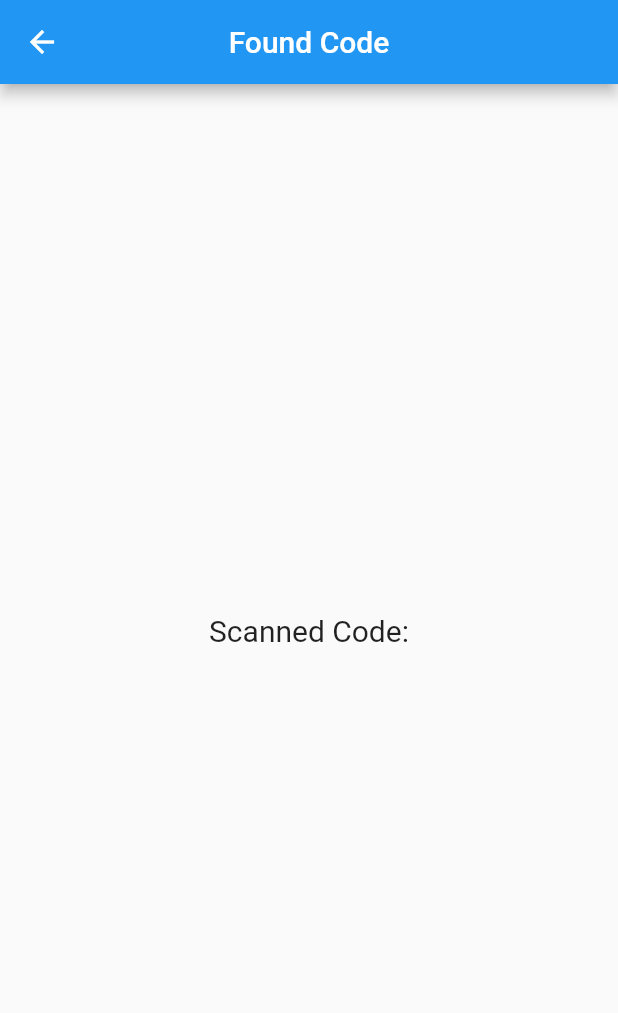
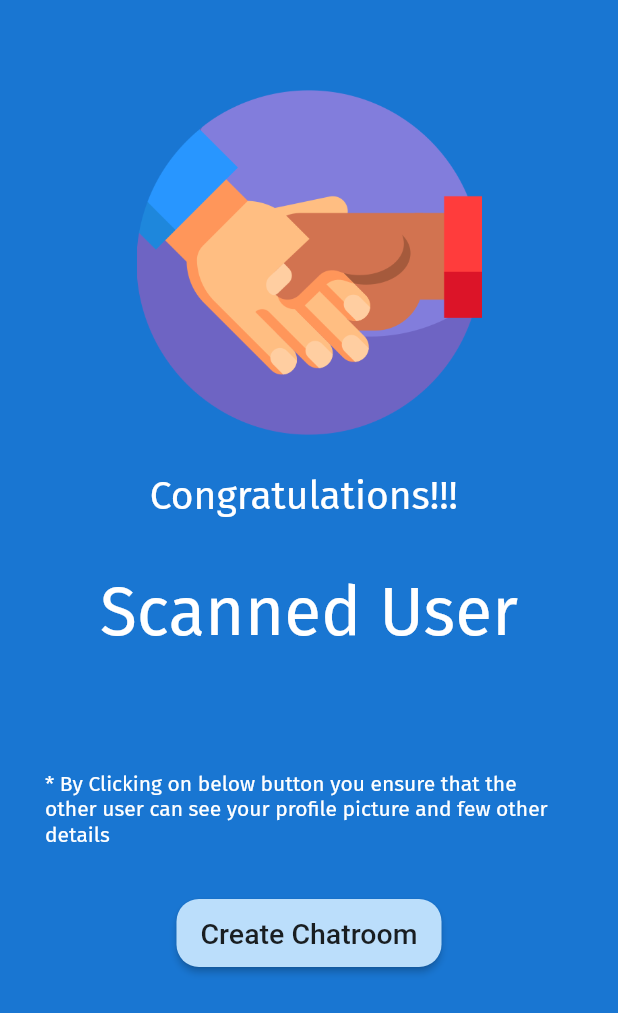
Before and after one commit to kaizer111/chattingapp, a Flutter app: the FoundCodeScreen screen opened directly with empty values, on a phone screen of 412 x 824 dp. Shown: the top 1013 px of the screen. Run offline on Flutter 3.47's test engine with Material 2 defaults, Android fonts, the phone set to English and light mode, and no system bars; our stand-ins replace confetti, firebase_auth, firebase_core, qr_flutter, shared_preferences; missing offline and left inert: floating_action_bubble, mobile_scanner; accounts and stored records are empty.

Commit message:
qr scanned page completed

```diff
--- /dev/null
+++ b/lib/Screens/floatingbutton_Actions/Qr_Scanner/FoundQrCodeSuccesfully.dart
@@ -0,0 +1,166 @@
+import 'dart:math';
+import 'package:chattingapp/Constants/device_size.dart';
+import 'package:flutter/material.dart';
+import 'package:confetti/confetti.dart';
+
+
+class FoundCodeScreen extends StatefulWidget {
+  final String value;
+  final Function() screenClosed;
+  const FoundCodeScreen({
+    Key? key,
+    required this.value,
+    required this.screenClosed,
+  }) : super(key: key);
+
+  @override
+  State<FoundCodeScreen> createState() => _FoundCodeScreenState();
+}
+
+class _FoundCodeScreenState extends State<FoundCodeScreen> {
+   late ConfettiController _controllerCenter;
+
+    @override
+  void initState() {
+    super.initState();
+    _controllerCenter = ConfettiController(duration: const Duration(seconds: 10));
+    _controllerCenter.play();
+  }
+
+  //  void dispose() {
+  //   _controllerCenter.dispose();
+  //   _controllerCenterRight.dispose();
+  //   _controllerCenterLeft.dispose();
+  //   _controllerTopCenter.dispose();
+  //   _controllerBottomCenter.dispose();
+  //   super.dispose();
+  // }
+
+
+  Path drawStar(Size size) {
+    // Method to convert degree to radians
+    double degToRad(double deg) => deg * (pi / 180.0);
+
+    const numberOfPoints = 5;
+    final halfWidth = size.width / 2;
+    final externalRadius = halfWidth;
+    final internalRadius = halfWidth / 2.5;
+    final degreesPerStep = degToRad(360 / numberOfPoints);
+    final halfDegreesPerStep = degreesPerStep / 2;
+    final path = Path();
+    final fullAngle = degToRad(360);
+    path.moveTo(size.width, halfWidth);
+
+    for (double step = 0; step < fullAngle; step += degreesPerStep) {
+      path.lineTo(halfWidth + externalRadius * cos(step),
+          halfWidth + externalRadius * sin(step));
+      path.lineTo(halfWidth + internalRadius * cos(step + halfDegreesPerStep),
+          halfWidth + internalRadius * sin(step + halfDegreesPerStep));
+    }
+    path.close();
+    return path;
+  }
+
+  @override
+  Widget build(BuildContext context) {
+    return Scaffold(
+      backgroundColor: Colors.blue[700],
+      // appBar: AppBar(
+      //   title: Text("Found Code"),
+      //   centerTitle: true,
+      //   leading: IconButton(
+      //     onPressed: () {
+      //       widget.screenClosed();
+      //       Navigator.pop(context);
+      //     },
+      //     icon: Icon(Icons.arrow_back_outlined,),
+      //   ),
+      // ),
+      body: Column(
+        children: [
+          Align(
+            alignment: Alignment.center,
+            child: ConfettiWidget(
+              confettiController: _controllerCenter,
+              blastDirectionality: BlastDirectionality
+                  .explosive, // don't specify a direction, blast randomly
+              shouldLoop:
+                  true, // start again as soon as the animation is finished
+              colors: const [
+                Colors.green,
+                Colors.blue,
+                Colors.pink,
+                Colors.orange,
+                Colors.purple,
+              ], // manually specify the colors to be used
+              createParticlePath: drawStar, // define a custom shape/path.
+            ),
+          ),
+          SizedBox(
+            height: 60,
+          ),
+          Image.asset("assets/images/hand-shake.png",height: 230,width: 230,),
+          SizedBox(
+            height: 25,
+          ),
+          Padding(
+            padding: const EdgeInsets.fromLTRB(30, 0, 30, 0),
+            child: Text("Congratulations!!! ",style: TextStyle(fontSize: 26,fontFamily: "fira",color: Colors.white),),
+          ),
+          SizedBox(
+            height: 35,
+          ),
+          Center(
+            child: Padding(
+              padding: EdgeInsets.all(0),
+              child: Column(
+                mainAxisSize: MainAxisSize.min,
+                children: [
+                  Text("Scanned User", style: TextStyle(fontSize: 45,fontFamily: "fira",color: Colors.white),),
+                  SizedBox(height: 20,),
+                  Container(
+                    decoration: BoxDecoration(
+                      border: Border(bottom: BorderSide(width: 2,color: Colors.white))
+                    ),
+                    child: Text(widget.value, style: TextStyle(fontSize: 16,color: Colors.white),)), //Todo : this should be user name instead of of their userid
+                ],
+              ),
+            ),
+          ),
+          SizedBox(
+            height: 30,
+          ),
+          Padding(
+            padding: const EdgeInsets.fromLTRB(30, 8, 30, 0),
+            child: Text("* By Clicking on below button you ensure that the other user can see your profile picture and few other details",style: TextStyle(color: Colors.white,fontFamily: "fira")),
+          ),
+          SizedBox(
+            height: 25,
+          ),
+          Center(
+            child: Padding(
+              padding: const EdgeInsets.all(8.0),
+              child: MaterialButton(
+                shape: RoundedRectangleBorder(borderRadius: BorderRadius.circular(15)),
+                height: displayHeight(context) * 0.055,
+                color: Colors.blue[100],
+                child: Text("Create Chatroom",style: TextStyle(
+                            fontSize: 19,)),
+                onPressed: () {
+
+              },),
+            ),
+          )
+        ],
+      ),
+    );
+  }
+
+   Text _display(String text) {
+    return Text(
+      text,
+      style: const TextStyle(color: Colors.white, fontSize: 20),
+    );
+  }
+
+}
--- a/lib/Screens/floatingbutton_Actions/Qr_Scanner/Qr_Scanner.dart
+++ b/lib/Screens/floatingbutton_Actions/Qr_Scanner/Qr_Scanner.dart
@@ -1,5 +1,6 @@
 import 'package:flutter/material.dart';
 import 'package:mobile_scanner/mobile_scanner.dart';
+import 'FoundQrCodeSuccesfully.dart';
 
 class QrScanner extends StatefulWidget {
   const QrScanner({super.key});
@@ -11,6 +12,7 @@ class QrScanner extends StatefulWidget {
 class _QrScannerState extends State<QrScanner> {
 MobileScannerController cameraController = MobileScannerController();
 bool _screenOpened = false;
+
 
   @override
   Widget build(BuildContext context) {
@@ -64,7 +66,8 @@ bool _screenOpened = false;
   void _foundBarcode(Barcode barcode, MobileScannerArguments? args) {
     /// open screen
     if (!_screenOpened) {
-      final String code = barcode.rawValue ?? "---";
+      final String code = barcode.rawValue ?? "";
+
       debugPrint('Barcode found! $code');
       _screenOpened = true;
       Navigator.push(context, MaterialPageRoute(builder: (context) =>
@@ -76,50 +79,3 @@ bool _screenOpened = false;
     _screenOpened = false;
   }
 }
-
-
-
-class FoundCodeScreen extends StatefulWidget {
-  final String value;
-  final Function() screenClosed;
-  const FoundCodeScreen({
-    Key? key,
-    required this.value,
-    required this.screenClosed,
-  }) : super(key: key);
-
-  @override
-  State<FoundCodeScreen> createState() => _FoundCodeScreenState();
-}
-
-class _FoundCodeScreenState extends State<FoundCodeScreen> {
-  @override
-  Widget build(BuildContext context) {
-    return Scaffold(
-      appBar: AppBar(
-        title: Text("Found Code"),
-        centerTitle: true,
-        leading: IconButton(
-          onPressed: () {
-            widget.screenClosed();
-            Navigator.pop(context);
-          },
-          icon: Icon(Icons.arrow_back_outlined,),
-        ),
-      ),
-      body: Center(
-        child: Padding(
-          padding: EdgeInsets.all(20),
-          child: Column(
-            mainAxisSize: MainAxisSize.min,
-            children: [
-              Text("Scanned Code:", style: TextStyle(fontSize: 20,),),
-              SizedBox(height: 20,),
-              Text(widget.value, style: TextStyle(fontSize: 16,),),
-            ],
-          ),
-        ),
-      ),
-    );
-  }
-}
--- a/pubspec.yaml
+++ b/pubspec.yaml
@@ -49,6 +49,7 @@ dev_dependencies:
   dio: ^4.0.6
   mobile_scanner: ^2.1.0
   flutter_dotenv: ^5.0.2
+  confetti: ^0.7.0
 
 # For information on the generic Dart part of this file, see the
 # following page: https://dart.dev/tools/pub/pubspec
```
Also changed, not shown: assets/images/hand-shake.png (added).
